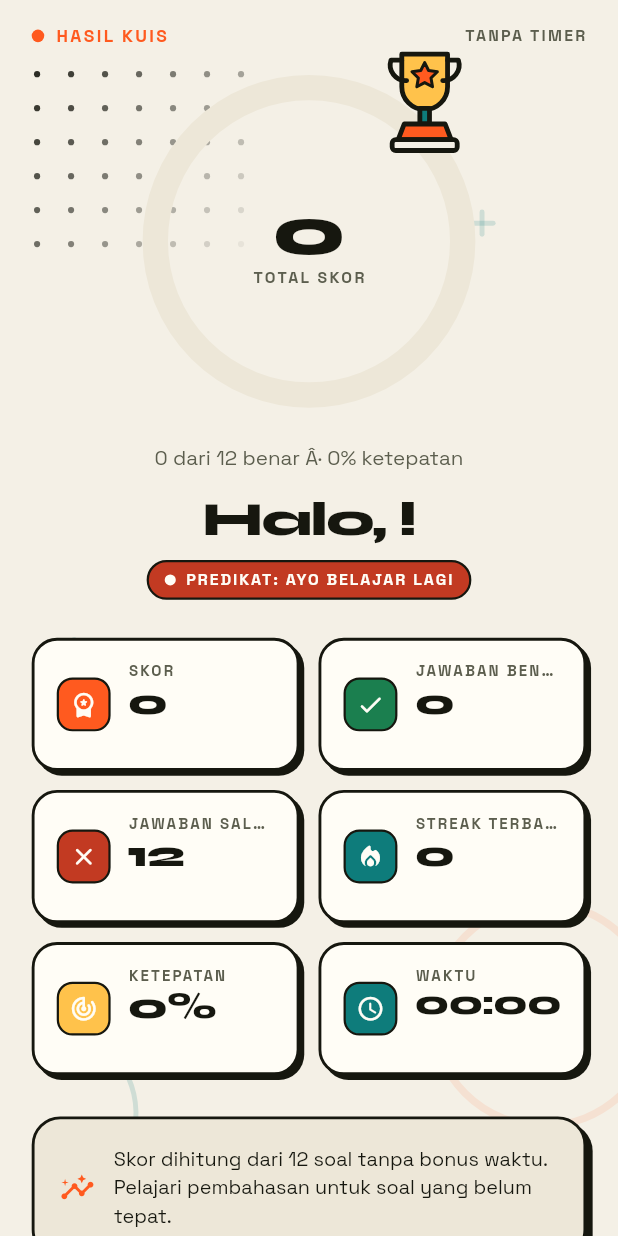
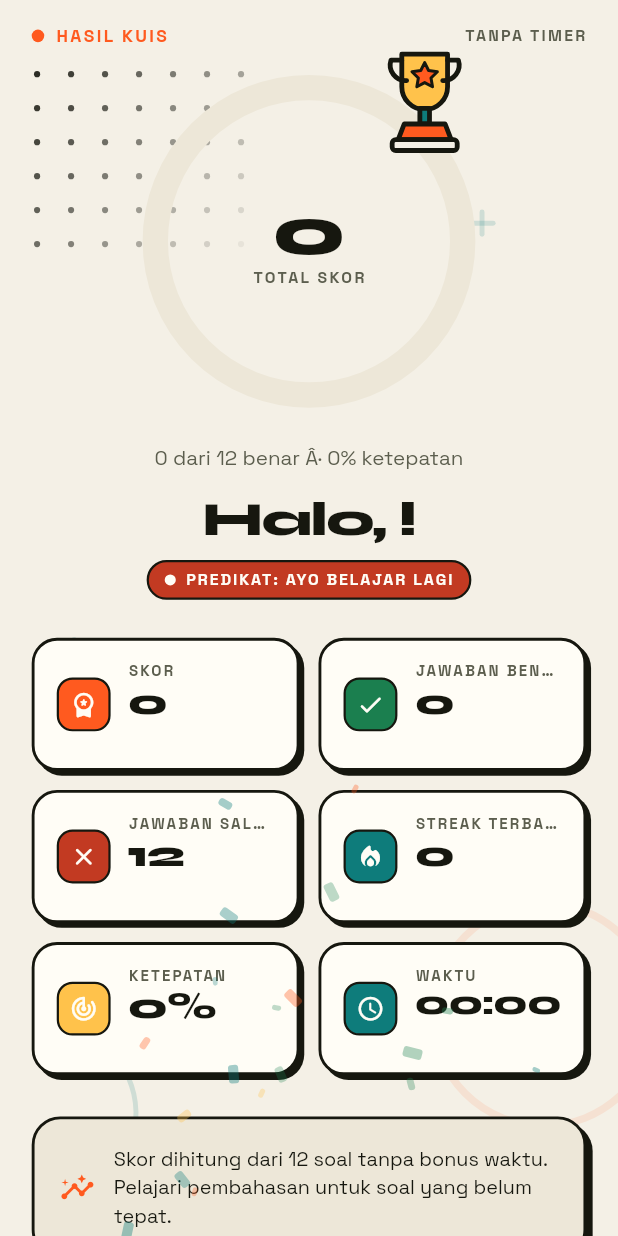
Before and after one commit to affanjr07/UTS_PEMMOB, a Flutter app: the ResultScreen screen opened directly, on a phone screen of 412 x 824 dp. Run offline on Flutter 3.47's test engine with Material 3 defaults, Android fonts, the phone set to English and light mode, and no system bars; our stand-ins replace flutter_svg, shared_preferences; accounts and stored records are empty.

Commit message:
feat: animasi konfeti di layar hasil untuk momen juara

```diff
--- a/lib/screens/result_screen.dart
+++ b/lib/screens/result_screen.dart
@@ -9,6 +9,7 @@ import '../core/theme/app_type.dart';
 import '../state/quiz_controller.dart';
 import '../state/score_store.dart';
 import '../widgets/category_chip.dart';
+import '../widgets/confetti_burst.dart';
 import '../widgets/decor_background.dart';
 import '../widgets/micro_label.dart';
 import '../widgets/neo_card.dart';
@@ -58,7 +59,9 @@ class ResultScreen extends StatelessWidget {
     });
 
     return Scaffold(
-      body: DecorBackground(
+      body: Stack(
+        children: [
+          DecorBackground(
             child: SafeArea(
               bottom: false,
               child: SingleChildScrollView(
@@ -86,7 +89,9 @@ class ResultScreen extends StatelessWidget {
                       SizedBox(height: context.gap(18)),
                       Center(
                         child: ConstrainedBox(
-                      constraints: BoxConstraints(maxWidth: context.sz(230)),
+                          constraints: BoxConstraints(
+                            maxWidth: context.sz(230),
+                          ),
                           child: Stack(
                             clipBehavior: Clip.none,
                             alignment: Alignment.center,
@@ -99,8 +104,13 @@ class ResultScreen extends StatelessWidget {
                                   mainAxisSize: MainAxisSize.min,
                                   children: [
                                     TweenAnimationBuilder<int>(
-                                  tween: IntTween(begin: 0, end: result.score),
-                                  duration: const Duration(milliseconds: 1300),
+                                      tween: IntTween(
+                                        begin: 0,
+                                        end: result.score,
+                                      ),
+                                      duration: const Duration(
+                                        milliseconds: 1300,
+                                      ),
                                       curve: Curves.easeOutExpo,
                                       builder: (context, value, _) => Text(
                                         '$value',
@@ -277,14 +287,16 @@ class ResultScreen extends StatelessWidget {
                         icon: Icons.replay_rounded,
                         onPressed: () {
                           quiz.restart();
-                      Navigator.of(context)
-                          .pushReplacement(fadeSlideRoute(const QuizScreen()));
+                          Navigator.of(
+                            context,
+                          ).pushReplacement(fadeSlideRoute(const QuizScreen()));
                         },
                       ),
                       SizedBox(height: context.gap(10)),
                       Center(
                         child: TextButton(
-                      onPressed: () => Navigator.of(context).pushAndRemoveUntil(
+                          onPressed: () => Navigator.of(context)
+                              .pushAndRemoveUntil(
                                 fadeSlideRoute(const WelcomeScreen()),
                                 (route) => false,
                               ),
@@ -304,6 +316,9 @@ class ResultScreen extends StatelessWidget {
               ),
             ),
           ),
+          Positioned.fill(child: ConfettiBurst()),
+        ],
+      ),
     );
   }
 }
--- /dev/null
+++ b/lib/widgets/confetti_burst.dart
@@ -0,0 +1,91 @@
+import 'dart:math' as math;
+
+import 'package:flutter/material.dart';
+
+import '../core/theme/app_colors.dart';
+
+/// Ledakan konfeti kecil untuk memeriahkan layar hasil.
+/// Murni CustomPainter (tanpa partikel berlebih), deterministik,
+/// dan otomatis berhenti setelah animasi selesai.
+class ConfettiBurst extends StatelessWidget {
+  const ConfettiBurst({super.key});
+
+  @override
+  Widget build(BuildContext context) {
+    final palette = surfaceOf(context);
+    final colors = <Color>[
+      palette.accent,
+      palette.accentAlt,
+      palette.muted,
+      palette.success,
+    ];
+    return IgnorePointer(
+      child: TweenAnimationBuilder<double>(
+        tween: Tween(begin: 0, end: 1),
+        duration: const Duration(milliseconds: 2600),
+        curve: Curves.easeOut,
+        builder: (context, progress, _) {
+          return CustomPaint(
+            painter: _ConfettiPainter(progress: progress, colors: colors),
+            size: Size.infinite,
+          );
+        },
+      ),
+    );
+  }
+}
+
+class _ConfettiPainter extends CustomPainter {
+  _ConfettiPainter({required this.progress, required this.colors});
+
+  final double progress;
+  final List<Color> colors;
+
+  @override
+  void paint(Canvas canvas, Size size) {
+    const count = 42;
+    final origin = Offset(size.width / 2, -size.height * 0.02);
+
+    for (var i = 0; i < count; i++) {
+      final rnd = math.Random(1000 + i);
+      final angle = rnd.nextDouble() * math.pi * 2;
+      final speed = 0.32 + rnd.nextDouble() * 0.5;
+      final delay = rnd.nextDouble() * 0.3;
+      final width = 5.0 + rnd.nextDouble() * 8;
+      final spin = (rnd.nextDouble() - 0.5) * 12;
+
+      final lp = ((progress - delay) / (1 - delay)).clamp(0.0, 1.0);
+      if (lp <= 0) continue;
+
+      // Gravitasi sederhana: horizontal melambat, vertikal jatuh menggenap.
+      final x = origin.dx + math.cos(angle) * speed * lp * size.width * 0.55;
+      final y =
+          origin.dy +
+          (math.sin(angle) * speed * 0.45 + 1.35 * lp * lp) * size.height;
+      if (y > size.height + 20) continue;
+
+      final fade = lp < 0.65 ? 1.0 : (1 - lp) / 0.35;
+      canvas.save();
+      canvas.translate(x, y);
+      canvas.rotate(spin * lp);
+      final paint = Paint()
+        ..color = colors[i % colors.length].withValues(alpha: 0.9 * fade);
+      canvas.drawRRect(
+        RRect.fromRectAndRadius(
+          Rect.fromCenter(
+            center: Offset.zero,
+            width: width,
+            height: width * 0.55,
+          ),
+          const Radius.circular(2),
+        ),
+        paint,
+      );
+      canvas.restore();
+    }
+  }
+
+  @override
+  bool shouldRepaint(_ConfettiPainter oldDelegate) =>
+      oldDelegate.progress != progress || oldDelegate.colors != colors;
+}
```
Lines whose indentation alone changed are shown as unchanged.
